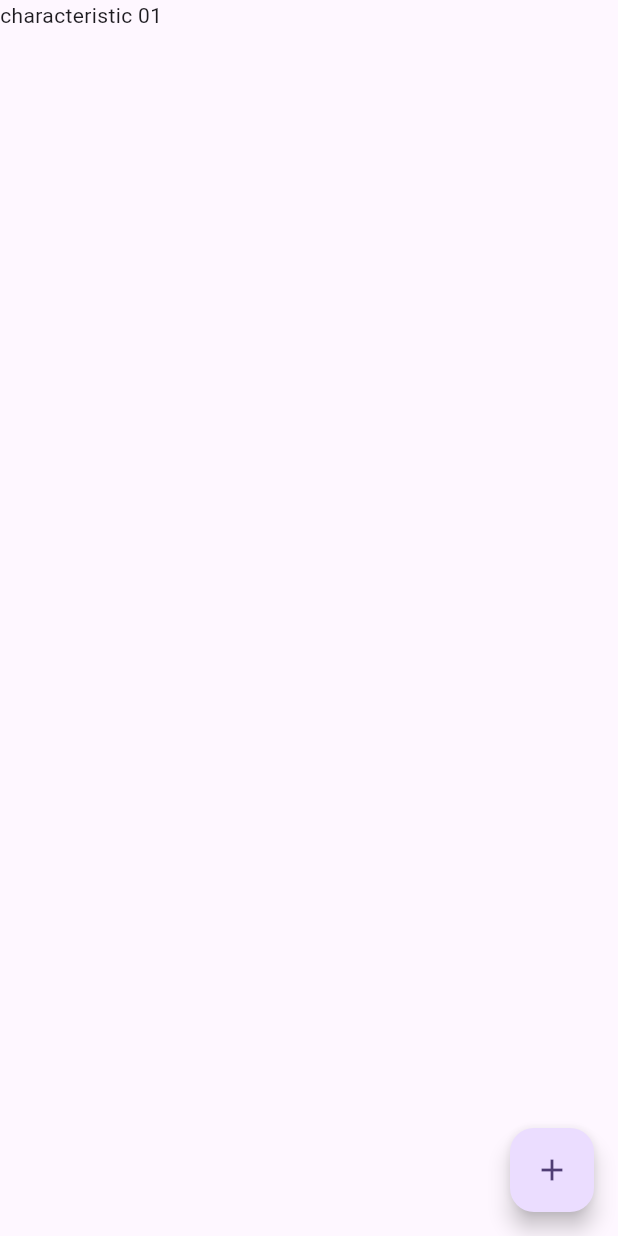
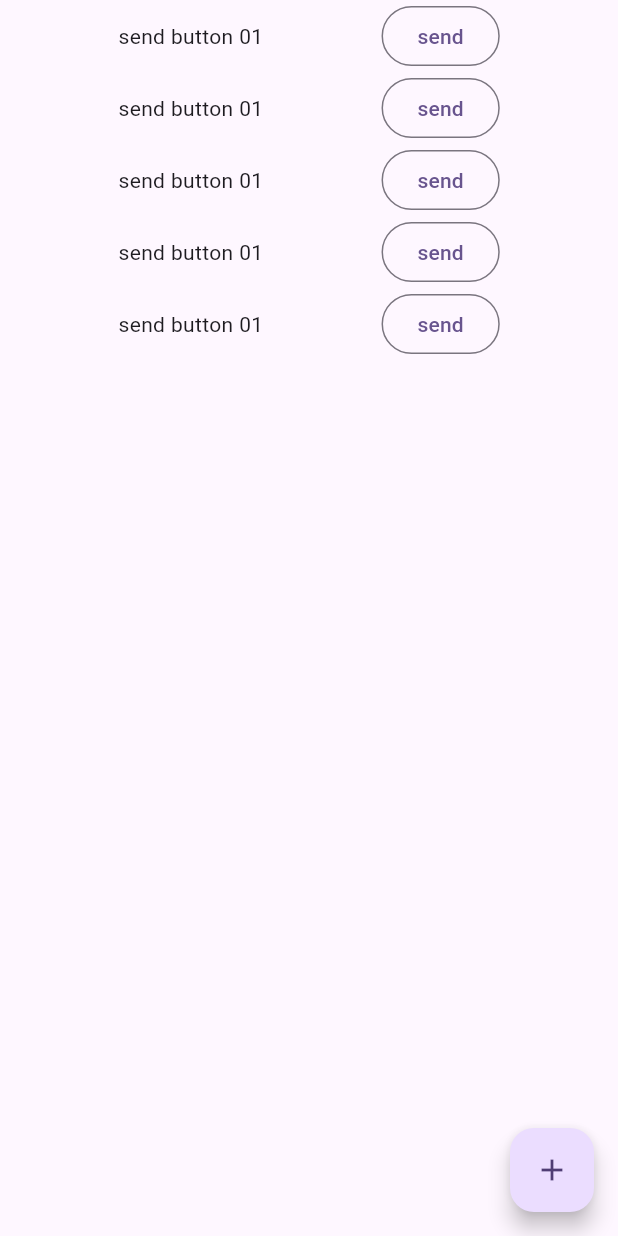
Before and after one commit to tboy-progs/custom_ble_control, a Flutter app: the screen it shows after launch, on a phone screen of 412 x 824 dp. Run offline on Flutter 3.47's test engine with Material 3 defaults, Android fonts, the phone set to English and light mode, and no system bars.

Commit message:
Add:コントロールボタン用リストビューを追加

```diff
--- a/lib/page/main_page.dart
+++ b/lib/page/main_page.dart
@@ -8,9 +8,13 @@ class MainPage extends StatelessWidget {
   @override
   Widget build(BuildContext context) {
     return Scaffold(
-      body: Column(
+      body: ListView(
         children: [
-          Text('characteristic 01'),
+          _listViewItem("send button 01", "send"),
+          _listViewItem("send button 01", "send"),
+          _listViewItem("send button 01", "send"),
+          _listViewItem("send button 01", "send"),
+          _listViewItem("send button 01", "send"),
         ],
       ),
       floatingActionButton: FloatingActionButton(
@@ -20,4 +24,17 @@ class MainPage extends StatelessWidget {
       ),
     );
   }
+
+  Widget _listViewItem(String title, String buttonText) {
+    return Row(
+      mainAxisAlignment: MainAxisAlignment.spaceEvenly,
+      children: [
+        Text(title),
+        OutlinedButton(
+          onPressed: () {},
+          child: Text(buttonText),
+        ),
+      ],
+    );
+  }
 }
```
